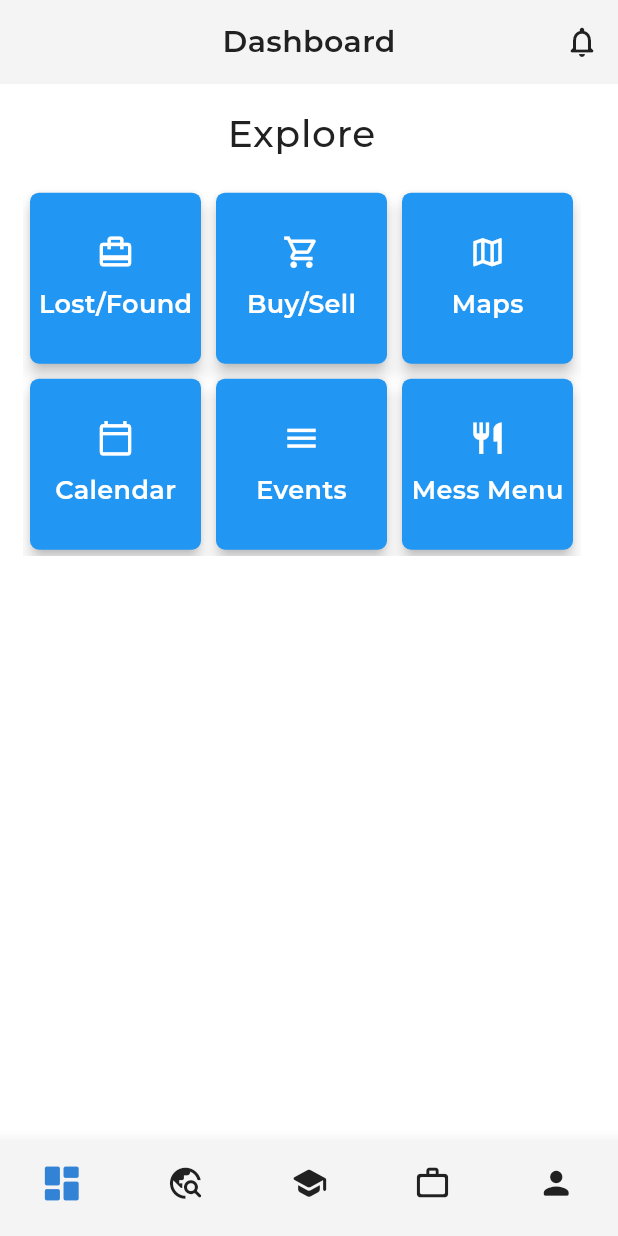
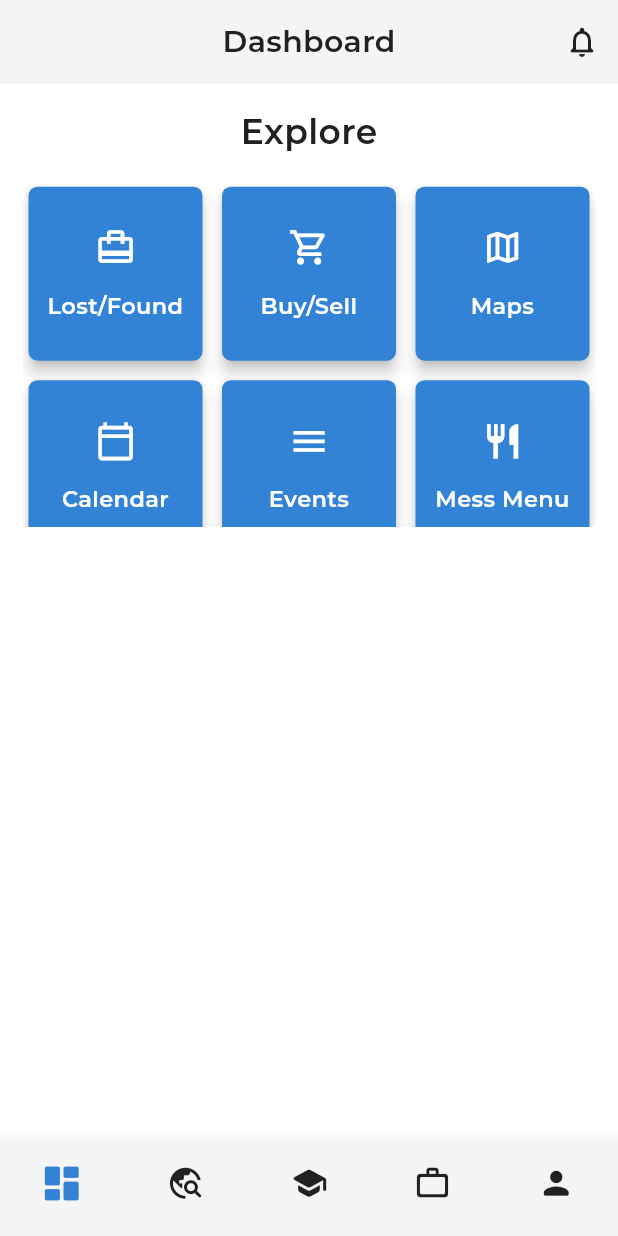
Before and after one commit to harshyadav028/InstituteApp, a Flutter app: the screen it shows after launch, after a tap on "Continue as a Guest", on a phone screen of 412 x 824 dp. Run offline on Flutter 3.47's test engine with Material 3 defaults, Android fonts, the phone set to English and light mode, and no system bars; our stand-ins replace bloc, equatable, flutter_bloc, flutter_dotenv, flutter_secure_storage, fluttertoast and 3 more; missing offline and left inert: mailer, mongo_dart, syncfusion_flutter_core, syncfusion_flutter_pdfviewer; accounts and stored records are empty; network calls fail.

Commit message:
Resolved issues in #1 PR

```diff
--- a/lib/features/home/presentation/pages/dashboard.dart
+++ b/lib/features/home/presentation/pages/dashboard.dart
@@ -1,6 +1,6 @@
 import 'package:flutter/material.dart';
 import 'package:uhl_link/config/routes/routes_consts.dart';
-import 'package:uhl_link/features/home/presentation/widgets/dashboard_cart.dart';
+import 'package:uhl_link/features/home/presentation/widgets/dashboard_card.dart';
 
 class Dashboard extends StatefulWidget {
   final bool isGuest;
@@ -11,26 +11,26 @@ class Dashboard extends StatefulWidget {
 }
 
 class _DashboardState extends State<Dashboard> {
-  List<Map<String , dynamic>> items = [
+  List<Map<String, dynamic>> items = [
     {
       "title": 'Lost/Found',
-      "icon":  Icons.card_travel,
+      "icon": Icons.card_travel,
       'path': UhlLinkRoutesNames.lostFoundPage,
     },
     {
       "title": 'Buy/Sell',
-      "icon":   Icons.shopping_cart_outlined,
+      "icon": Icons.shopping_cart_outlined,
       "path": UhlLinkRoutesNames.test,
     },
     {
       "title": 'Maps',
-      "icon":  Icons.map_outlined,
+      "icon": Icons.map_outlined,
       "path": UhlLinkRoutesNames.campusMapPage,
     },
     {
       "title": 'Calendar',
       "icon": Icons.calendar_today_outlined,
-      "path":  UhlLinkRoutesNames.test,
+      "path": UhlLinkRoutesNames.academicCalenderPage,
     },
     {
       "title": 'Events',
@@ -46,35 +46,38 @@ class _DashboardState extends State<Dashboard> {
   @override
   Widget build(BuildContext context) {
     return SingleChildScrollView(
+      reverse: true,
+      primary: true,
       child: Column(
+        mainAxisAlignment: MainAxisAlignment.start,
+        crossAxisAlignment: CrossAxisAlignment.center,
         mainAxisSize: MainAxisSize.min,
         children: [
           Text(
             "Explore",
-                                style: Theme.of(context)
-                                            .textTheme
-                                            .labelSmall!
-                                            .copyWith(fontSize: 25),
+            style:
+                Theme.of(context).textTheme.bodyMedium!.copyWith(fontSize: 23),
           ),
           SizedBox(
-                        height:  MediaQuery.of(context).size.height * .02,
-                      )   ,
+            height: MediaQuery.of(context).size.height * 0.02,
+          ),
           SizedBox(
-                      width: MediaQuery.of(context).size.width-40,
-                      height: MediaQuery.of(context).size.height * .30,
+            height: MediaQuery.of(context).size.height * 0.28,
             child: GridView.count(
               crossAxisCount: 3,
               physics: const NeverScrollableScrollPhysics(),
+              mainAxisSpacing: 5,
+              crossAxisSpacing: 5,
               children: [
-                              for (int i = 0 ; i < items.length;i++)
+                for (int i = 0; i < items.length; i++)
                   DashboardCard(
                     title: items[i]['title'],
                     icon: items[i]['icon'],
-                                  path : items[i]['path'],
-                              ),],),
-
+                    path: items[i]['path'],
                   ),
-
+              ],
+            ),
+          ),
         ],
       ),
     );
--- /dev/null
+++ b/lib/features/home/presentation/widgets/dashboard_card.dart
@@ -0,0 +1,59 @@
+import 'package:flutter/material.dart';
+import 'package:go_router/go_router.dart';
+
+class DashboardCard extends StatefulWidget {
+  final String title;
+  final IconData icon;
+  final String path;
+
+  const DashboardCard(
+      {super.key, required this.title, required this.icon, required this.path});
+
+  @override
+  State<DashboardCard> createState() => _DashboardCardState();
+}
+
+class _DashboardCardState extends State<DashboardCard> {
+  @override
+  Widget build(BuildContext context) {
+    final aspectRatio = MediaQuery.of(context).size.aspectRatio;
+    final width = MediaQuery.of(context).size.width;
+    return SizedBox(
+      height: (width - 30 - 10) / 3,
+      width: (width - 30 - 10) / 3,
+      child: GestureDetector(
+        onTap: () {
+          GoRouter.of(context).pushNamed(widget.path);
+        },
+        child: Card(
+          shape: RoundedRectangleBorder(
+            borderRadius: BorderRadius.circular(6),
+          ),
+          clipBehavior: Clip.hardEdge,
+          color: Theme.of(context).primaryColor,
+          elevation: 4,
+          child: Column(
+            mainAxisAlignment: MainAxisAlignment.center,
+            crossAxisAlignment: CrossAxisAlignment.center,
+            mainAxisSize: MainAxisSize.min,
+            children: [
+              Icon(widget.icon,
+                  size: aspectRatio * 55,
+                  color: Theme.of(context).colorScheme.onPrimary),
+              SizedBox(height: aspectRatio * 30),
+              Text(
+                widget.title,
+                textAlign: TextAlign.center,
+                maxLines: 1,
+                overflow: TextOverflow.ellipsis,
+                style: Theme.of(context).textTheme.bodyMedium?.copyWith(
+                    fontSize: 15,
+                    color: Theme.of(context).colorScheme.onPrimary),
+              ),
+            ],
+          ),
+        ),
+      ),
+    );
+  }
+}
--- a/lib/features/home/presentation/widgets/dashboard_cart.dart
+++ /dev/null
@@ -1,53 +0,0 @@
-import 'package:flutter/material.dart';
-import 'package:go_router/go_router.dart';
-
-class DashboardCard extends StatefulWidget {
-  final String title;
-  final IconData icon;
-  final String path;
-
-  const DashboardCard(
-      {super.key, required this.title, required this.icon, required this.path});
-
-  @override
-  State<DashboardCard> createState() => _DashboardCardState();
-}
-
-class _DashboardCardState extends State<DashboardCard> {
-  @override
-  Widget build(BuildContext context) {
-    return SizedBox(
-      child: GestureDetector(
-        onTap: () {
-          GoRouter.of(context).pushNamed(widget.path);
-        },
-        child: Padding(
-          padding: const EdgeInsets.all(1.0),
-          child: Card(
-            shape: RoundedRectangleBorder(
-              borderRadius: BorderRadius.circular(6),
-            ),
-            color: Colors.blue,
-            elevation: 4,
-            child: Center(
-              child: Column(
-                mainAxisSize: MainAxisSize.min,
-                children: [
-                  Icon(widget.icon, size: 25, color: Colors.white),
-                  const SizedBox(height: 10),
-                  Text(
-                    widget.title,
-                    style: const TextStyle(
-                        color: Colors.white,
-                        fontSize: 17,
-                        fontWeight: FontWeight.w600),
-                  ),
-                ],
-              ),
-            ),
-          ),
-        ),
-      ),
-    );
-  }
-}
```
Lines whose indentation alone changed are shown as unchanged.
